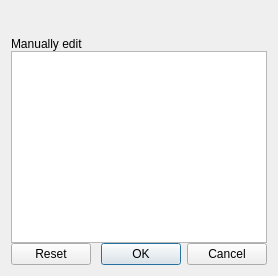
Old version of the form ccx_dialog.ui in the repository calculix/cae.
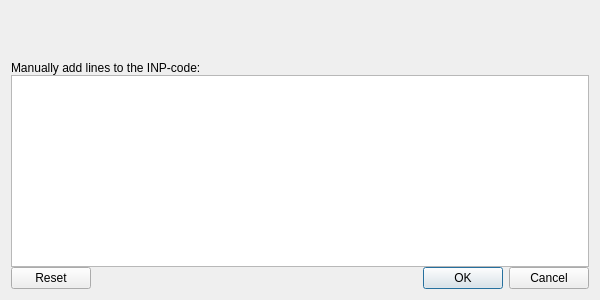
New version of the form. Icons and pictures are not drawn.

The edit to the form file:
```diff
--- a/ccx_dialog.ui
+++ b/ccx_dialog.ui
@@ -2,6 +2,20 @@
 <ui version="4.0">
  <class>Dialog</class>
  <widget class="QDialog" name="Dialog">
+  <property name="geometry">
+   <rect>
+    <x>0</x>
+    <y>0</y>
+    <width>600</width>
+    <height>300</height>
+   </rect>
+  </property>
+  <property name="minimumSize">
+   <size>
+    <width>300</width>
+    <height>0</height>
+   </size>
+  </property>
   <property name="windowTitle">
    <string>Edit keyword</string>
   </property>
@@ -31,7 +45,7 @@
       </size>
      </property>
      <property name="text">
-      <string>Manually edit</string>
+      <string>Manually add lines to the INP-code:</string>
      </property>
      <property name="alignment">
       <set>Qt::AlignBottom|Qt::AlignLeading|Qt::AlignLeft</set>
@@ -42,7 +56,20 @@
     </widget>
    </item>
    <item>
-    <widget class="QTextEdit" name="text_edit"/>
+    <widget class="QTextEdit" name="textEdit">
+     <property name="sizePolicy">
+      <sizepolicy hsizetype="Expanding" vsizetype="Preferred">
+       <horstretch>0</horstretch>
+       <verstretch>0</verstretch>
+      </sizepolicy>
+     </property>
+     <property name="minimumSize">
+      <size>
+       <width>0</width>
+       <height>100</height>
+      </size>
+     </property>
+    </widget>
    </item>
    <item>
     <widget class="QDialogButtonBox" name="button_box">
```
Left out of the diff: 6 changed lines with no effect on the pictures.
